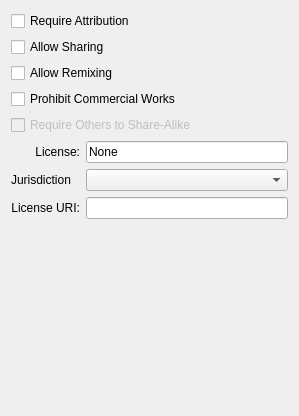
cc-archive/liblicense-kde, file license-widget/license_chooser.ui: the form before one commit.
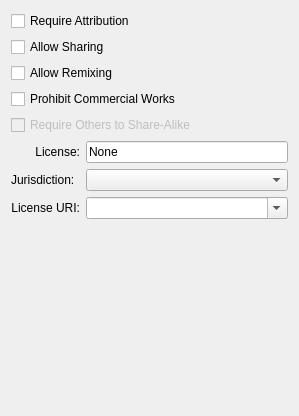
The form after the commit.

What changed in the file:
```diff
--- a/license-widget/license_chooser.ui
+++ b/license-widget/license_chooser.ui
@@ -68,7 +68,7 @@
        <item>
         <widget class="QLabel" name="label" >
          <property name="text" >
-          <string>Jurisdiction</string>
+          <string>Jurisdiction:</string>
          </property>
         </widget>
        </item>
@@ -104,13 +104,10 @@
         </widget>
        </item>
        <item>
-        <widget class="QLineEdit" name="uriEdit" >
-         <property name="enabled" >
+        <widget class="QComboBox" name="uriCombo" >
+         <property name="editable" >
           <bool>true</bool>
          </property>
-         <property name="text" >
-          <string/>
-         </property>
         </widget>
        </item>
       </layout>
```
Left out of the diff: 15 changed lines with no effect on the pictures.
